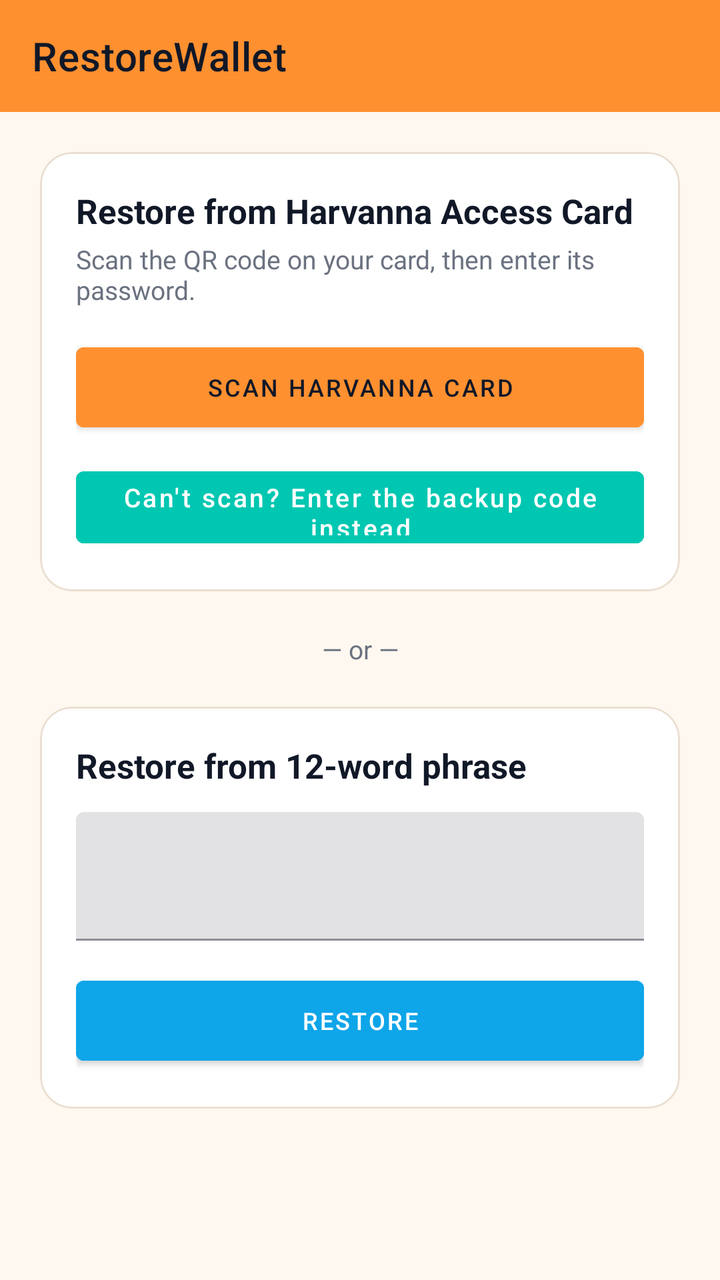
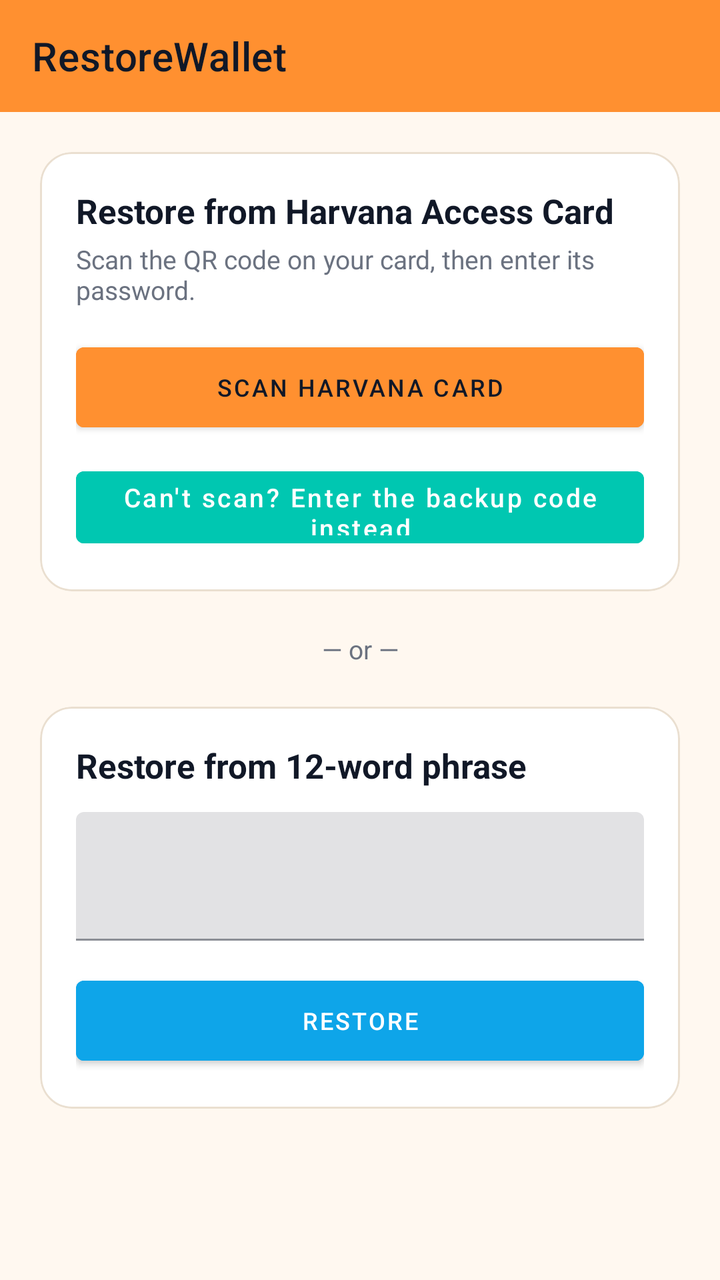

Screens rendered from an Android XML layout before and after an edit, with the pre-edit source and the edit as a unified diff.
<!-- AndroidManifest.xml: application theme AppTheme -->
<!-- res/layout/restore_wallet.xml -->
<androidx.coordinatorlayout.widget.CoordinatorLayout
	xmlns:android="http://schemas.android.com/apk/res/android"
	xmlns:app="http://schemas.android.com/apk/res-auto"
	xmlns:tools="http://schemas.android.com/tools"
	android:layout_width="match_parent"
	android:layout_height="match_parent"
	android:orientation="vertical"
	android:background="@color/colorBackground"
	android:id="@+id/_main">
	<com.google.android.material.appbar.AppBarLayout
		android:id="@+id/app_bar_layout6"
		android:layout_width="match_parent"
		android:layout_height="wrap_content"
		android:theme="@style/AppTheme.AppBarOverlay"
		app:elevation="0dp">
		<androidx.appcompat.widget.Toolbar
			android:id="@+id/toolbar"
			android:layout_width="match_parent"
			android:background="?attr/appBarColor"
			android:layout_height="?attr/actionBarSize"
			app:title="RestoreWallet"
			app:popupTheme="@style/AppTheme.PopupOverlay" />
	</com.google.android.material.appbar.AppBarLayout>
	<androidx.core.widget.NestedScrollView
		android:id="@+id/vscroll2"
		android:layout_width="match_parent"
		android:layout_height="match_parent"
		app:layout_behavior="@string/appbar_scrolling_view_behavior">
		<LinearLayout
			android:id="@+id/linear7"
			android:layout_width="match_parent"
			android:layout_height="wrap_content"
			android:padding="20dp"
			android:orientation="vertical">
			<com.google.android.material.card.MaterialCardView
				android:id="@+id/cardview3"
				android:layout_width="match_parent"
				android:layout_height="wrap_content"
				app:cardBackgroundColor="@color/colorSurface"
				app:cardCornerRadius="16dp"
				app:strokeWidth="1dp"
				app:strokeColor="@color/colorCardStroke">
				<LinearLayout
					android:id="@+id/linear8"
					android:layout_width="match_parent"
					android:layout_height="wrap_content"
					android:padding="18dp"
					android:orientation="vertical">
					<TextView
						android:id="@+id/textview3"
						android:layout_width="match_parent"
						android:layout_height="wrap_content"
						android:text="Restore from Harvanna Access Card"
						android:textSize="17sp"
						android:textStyle="bold"
						android:textColor="@color/colorTextPrimary" />
					<TextView
						android:id="@+id/textview4"
						android:layout_width="match_parent"
						android:layout_height="wrap_content"
						android:layout_marginTop="4dp"
						android:text="Scan the QR code on your card, then enter its password."
						android:textSize="13sp"
						android:textColor="@color/colorTextTertiary" />
					<Button
						android:id="@+id/btn_scan_card"
						android:layout_width="match_parent"
						android:layout_height="52dp"
						android:layout_marginTop="14dp"
						android:text="Scan Harvanna Card"
						android:textSize="12sp"
						android:textColor="@color/colorTextOnAccent"
						android:backgroundTint="@color/colorAccent" />
					<Button
						android:id="@+id/btn_enter_code_manually"
						android:layout_width="match_parent"
						android:layout_height="48dp"
						android:layout_marginTop="10dp"
						android:text="Can't scan\? Enter the backup code instead"
						android:textSize="13sp"
						android:textColor="@color/colorTextPrimaryWhite"
						android:backgroundTint="@color/colorTeal"
						android:textAllCaps="false" />
				</LinearLayout>
			</com.google.android.material.card.MaterialCardView>
			<TextView
				android:id="@+id/textview5"
				android:layout_width="match_parent"
				android:layout_height="wrap_content"
				android:layout_marginTop="20dp"
				android:layout_marginBottom="20dp"
				android:gravity="center_horizontal|center_vertical"
				android:text="— or —"
				android:textSize="13sp"
				android:textColor="@color/colorTextTertiary" />
			<com.google.android.material.card.MaterialCardView
				android:id="@+id/cardview4"
				android:layout_width="match_parent"
				android:layout_height="wrap_content"
				app:cardBackgroundColor="@color/colorSurface"
				app:cardCornerRadius="16dp"
				app:strokeWidth="1dp"
				app:strokeColor="@color/colorCardStroke">
				<LinearLayout
					android:id="@+id/linear9"
					android:layout_width="match_parent"
					android:layout_height="wrap_content"
					android:padding="18dp"
					android:orientation="vertical">
					<TextView
						android:id="@+id/textview6"
						android:layout_width="match_parent"
						android:layout_height="wrap_content"
						android:text="Restore from 12-word phrase"
						android:textSize="17sp"
						android:textStyle="bold"
						android:textColor="@color/colorTextPrimary" />
					<com.google.android.material.textfield.TextInputLayout
						android:id="@+id/textinputlayout3"
						android:layout_width="match_parent"
						android:layout_height="wrap_content"
						android:layout_marginTop="12dp">
						<com.google.android.material.textfield.TextInputEditText
							android:id="@+id/et_phrase"
							android:layout_width="match_parent"
							android:layout_height="wrap_content"
							android:textSize="12sp"
							android:textColor="@color/colorTextPrimary"
							android:inputType="textMultiLine|textNoSuggestions"
							android:minLines="2" />
					</com.google.android.material.textfield.TextInputLayout>
					<Button
						android:id="@+id/btn_restore_from_phrase"
						android:layout_width="match_parent"
						android:layout_height="52dp"
						android:layout_marginTop="14dp"
						android:text="Restore"
						android:textSize="12sp"
						android:textColor="@color/colorTextPrimaryWhite"
						android:backgroundTint="@color/colorInfo" />
				</LinearLayout>
			</com.google.android.material.card.MaterialCardView>
		</LinearLayout>
	</androidx.core.widget.NestedScrollView>
</androidx.coordinatorlayout.widget.CoordinatorLayout>
<!-- resources referenced by this layout -->
<resources>
  <style name="AppTheme" parent="Theme.MaterialComponents.DayNight.NoActionBar">
          
          <item name="android:textViewStyle">@style/HarvannaTextView</item>
          <item name="appBarColor">@color/colorAccent</item>
          <item name="onAppBarColor">@color/colorTextOnAccent</item>
          <item name="colorSecondary">@color/colorAccent</item>
          <item name="colorOnSecondary">@color/colorTextOnAccent</item>
          <item name="colorPrimaryVariant">@color/colorAccentDark</item>
          <item name="colorSecondaryVariant">@color/colorAccentDark</item>
          <item name="colorError">@color/colorError</item>
          <item name="colorOnError">@color/colorTextPrimaryWhite</item>
          <item name="colorControlActivated">@color/colorAccent</item>
          <item name="colorControlNormal">@color/colorControlNormal</item>
          <item name="colorControlHighlight">@color/colorAccentRipple</item>
          <item name="android:textColorHighlight">@color/colorAccentStroke</item>
          <item name="android:textColorLink">@color/colorAccentStrong</item>
          <item name="android:editTextColor">@color/colorTextPrimary</item>
          <item name="android:navigationBarColor">@color/colorBackground</item>
          <item name="colorPrimary">@color/colorAccent</item>
          <item name="colorPrimaryDark">@color/colorAccentStrong</item>
          <item name="colorAccent">@color/colorAccent</item>
          <item name="colorSurface">@color/colorSurface</item>
          <item name="colorOnPrimary">@color/colorTextOnAccent</item>
          <item name="colorOnSurface">@color/colorTextPrimary</item>
          <item name="colorOnBackground">@color/colorTextPrimary</item>
          <item name="colorOnSurfaceVariant">@color/colorTextSecondary</item>
          <item name="android:textColorPrimary">@color/colorTextPrimary</item>
          <item name="android:textColorSecondary">@color/colorTextSecondary</item>
          <item name="android:textColorHint">@color/colorTextTertiary</item>
          <item name="android:statusBarColor">?attr/appBarColor</item>
          <item name="android:windowLightStatusBar">true</item>
          <item name="android:windowBackground">@color/colorBackground</item>
          <item name="alertDialogTheme">@style/HarvannaAlertDialog</item>
          <item name="materialAlertDialogTheme">@style/HarvannaAlertDialog</item>
          <item name="bottomSheetDialogTheme">@style/HarvannaBottomSheetDialog</item>
      </style>
  <style name="HarvannaTextView" parent="android:Widget.TextView">
          <item name="android:textColor">@color/colorTextPrimary</item>
      </style>
  <style name="HarvannaAlertDialog" parent="ThemeOverlay.MaterialComponents.MaterialAlertDialog">
          <item name="colorPrimary">@color/colorAccent</item>
          <item name="colorAccent">@color/colorAccent</item>
          <item name="colorSurface">@color/colorSurface</item>
          <item name="colorOnPrimary">@color/colorTextOnAccent</item>
          <item name="colorOnSurface">@color/colorTextPrimary</item>
          <item name="android:textColorPrimary">@color/colorTextPrimary</item>
          <item name="android:textColor">@color/colorTextPrimary</item>
          <item name="android:windowBackground">@color/colorSurface</item>
          <item name="buttonBarPositiveButtonStyle">@style/HarvannaDialogButton</item>
          <item name="buttonBarNegativeButtonStyle">@style/HarvannaDialogButton</item>
          <item name="buttonBarNeutralButtonStyle">@style/HarvannaDialogButton</item>
      </style>
  <style name="HarvannaBottomSheetDialog" parent="ThemeOverlay.MaterialComponents.BottomSheetDialog">
          <item name="android:windowIsFloating">false</item>
          <item name="android:windowBackground">@android:color/transparent</item>
          <item name="android:background">@android:color/transparent</item>
          <item name="android:backgroundDimEnabled">true</item>
          <item name="colorPrimary">@color/colorAccent</item>
          <item name="colorAccent">@color/colorAccent</item>
          <item name="colorSurface">@color/colorSurface</item>
          <item name="colorOnPrimary">@color/colorTextOnAccent</item>
          <item name="colorOnSurface">@color/colorTextPrimary</item>
          <item name="colorOnSurfaceVariant">@color/colorTextSecondary</item>
          <item name="android:textColorPrimary">@color/colorTextPrimary</item>
          <item name="bottomSheetStyle">@style/HarvannaBottomSheetStyle</item>
      </style>
  <style name="HarvannaDialogButton" parent="Widget.MaterialComponents.Button.TextButton.Dialog">
          <item name="android:textColor">@color/colorAccent</item>
          <item name="android:minHeight">48dp</item>
      </style>
  <style name="HarvannaBottomSheetStyle" parent="Widget.MaterialComponents.BottomSheet.Modal">
          <item name="backgroundTint">?attr/colorSurface</item>
          <item name="shapeAppearanceOverlay">@style/HarvannaBottomSheetShape</item>
      </style>
  <style name="HarvannaBottomSheetShape" parent="">
          <item name="cornerFamily">rounded</item>
          <item name="cornerSizeTopLeft">20dp</item>
          <item name="cornerSizeTopRight">20dp</item>
          <item name="cornerSizeBottomLeft">0dp</item>
          <item name="cornerSizeBottomRight">0dp</item>
      </style>
  <!-- unchanged entries left out for length: 19 -->
</resources>

<!-- the commit's change to res/layout/restore_wallet.xml (unified diff, before → after) -->
@@ -50,7 +50,7 @@
 						android:id="@+id/textview3"
 						android:layout_width="match_parent"
 						android:layout_height="wrap_content"
-						android:text="Restore from Harvanna Access Card"
+						android:text="Restore from Harvana Access Card"
 						android:textSize="17sp"
 						android:textStyle="bold"
 						android:textColor="@color/colorTextPrimary" />
@@ -67,7 +67,7 @@
 						android:layout_width="match_parent"
 						android:layout_height="52dp"
 						android:layout_marginTop="14dp"
-						android:text="Scan Harvanna Card"
+						android:text="Scan Harvana Card"
 						android:textSize="12sp"
 						android:textColor="@color/colorTextOnAccent"
 						android:backgroundTint="@color/colorAccent" />
<!-- resource entries referenced after the edit -->
@@ -2,7 +2,7 @@
 <resources>
   <style name="AppTheme" parent="Theme.MaterialComponents.DayNight.NoActionBar">
           
-          <item name="android:textViewStyle">@style/HarvannaTextView</item>
+          <item name="android:textViewStyle">@style/HarvanaTextView</item>
           <item name="appBarColor">@color/colorAccent</item>
           <item name="onAppBarColor">@color/colorTextOnAccent</item>
           <item name="colorSecondary">@color/colorAccent</item>
@@ -32,14 +32,14 @@
           <item name="android:statusBarColor">?attr/appBarColor</item>
           <item name="android:windowLightStatusBar">true</item>
           <item name="android:windowBackground">@color/colorBackground</item>
-          <item name="alertDialogTheme">@style/HarvannaAlertDialog</item>
-          <item name="materialAlertDialogTheme">@style/HarvannaAlertDialog</item>
-          <item name="bottomSheetDialogTheme">@style/HarvannaBottomSheetDialog</item>
+          <item name="alertDialogTheme">@style/HarvanaAlertDialog</item>
+          <item name="materialAlertDialogTheme">@style/HarvanaAlertDialog</item>
+          <item name="bottomSheetDialogTheme">@style/HarvanaBottomSheetDialog</item>
       </style>
-  <style name="HarvannaTextView" parent="android:Widget.TextView">
+  <style name="HarvanaTextView" parent="android:Widget.TextView">
           <item name="android:textColor">@color/colorTextPrimary</item>
       </style>
-  <style name="HarvannaAlertDialog" parent="ThemeOverlay.MaterialComponents.MaterialAlertDialog">
+  <style name="HarvanaAlertDialog" parent="ThemeOverlay.MaterialComponents.MaterialAlertDialog">
           <item name="colorPrimary">@color/colorAccent</item>
           <item name="colorAccent">@color/colorAccent</item>
           <item name="colorSurface">@color/colorSurface</item>
@@ -48,11 +48,11 @@
           <item name="android:textColorPrimary">@color/colorTextPrimary</item>
           <item name="android:textColor">@color/colorTextPrimary</item>
           <item name="android:windowBackground">@color/colorSurface</item>
-          <item name="buttonBarPositiveButtonStyle">@style/HarvannaDialogButton</item>
-          <item name="buttonBarNegativeButtonStyle">@style/HarvannaDialogButton</item>
-          <item name="buttonBarNeutralButtonStyle">@style/HarvannaDialogButton</item>
+          <item name="buttonBarPositiveButtonStyle">@style/HarvanaDialogButton</item>
+          <item name="buttonBarNegativeButtonStyle">@style/HarvanaDialogButton</item>
+          <item name="buttonBarNeutralButtonStyle">@style/HarvanaDialogButton</item>
       </style>
-  <style name="HarvannaBottomSheetDialog" parent="ThemeOverlay.MaterialComponents.BottomSheetDialog">
+  <style name="HarvanaBottomSheetDialog" parent="ThemeOverlay.MaterialComponents.BottomSheetDialog">
           <item name="android:windowIsFloating">false</item>
           <item name="android:windowBackground">@android:color/transparent</item>
           <item name="android:background">@android:color/transparent</item>
@@ -64,17 +64,17 @@
           <item name="colorOnSurface">@color/colorTextPrimary</item>
           <item name="colorOnSurfaceVariant">@color/colorTextSecondary</item>
           <item name="android:textColorPrimary">@color/colorTextPrimary</item>
-          <item name="bottomSheetStyle">@style/HarvannaBottomSheetStyle</item>
+          <item name="bottomSheetStyle">@style/HarvanaBottomSheetStyle</item>
       </style>
-  <style name="HarvannaDialogButton" parent="Widget.MaterialComponents.Button.TextButton.Dialog">
+  <style name="HarvanaDialogButton" parent="Widget.MaterialComponents.Button.TextButton.Dialog">
           <item name="android:textColor">@color/colorAccent</item>
           <item name="android:minHeight">48dp</item>
       </style>
-  <style name="HarvannaBottomSheetStyle" parent="Widget.MaterialComponents.BottomSheet.Modal">
+  <style name="HarvanaBottomSheetStyle" parent="Widget.MaterialComponents.BottomSheet.Modal">
           <item name="backgroundTint">?attr/colorSurface</item>
-          <item name="shapeAppearanceOverlay">@style/HarvannaBottomSheetShape</item>
+          <item name="shapeAppearanceOverlay">@style/HarvanaBottomSheetShape</item>
       </style>
-  <style name="HarvannaBottomSheetShape" parent="">
+  <style name="HarvanaBottomSheetShape" parent="">
           <item name="cornerFamily">rounded</item>
           <item name="cornerSizeTopLeft">20dp</item>
           <item name="cornerSizeTopRight">20dp</item>
